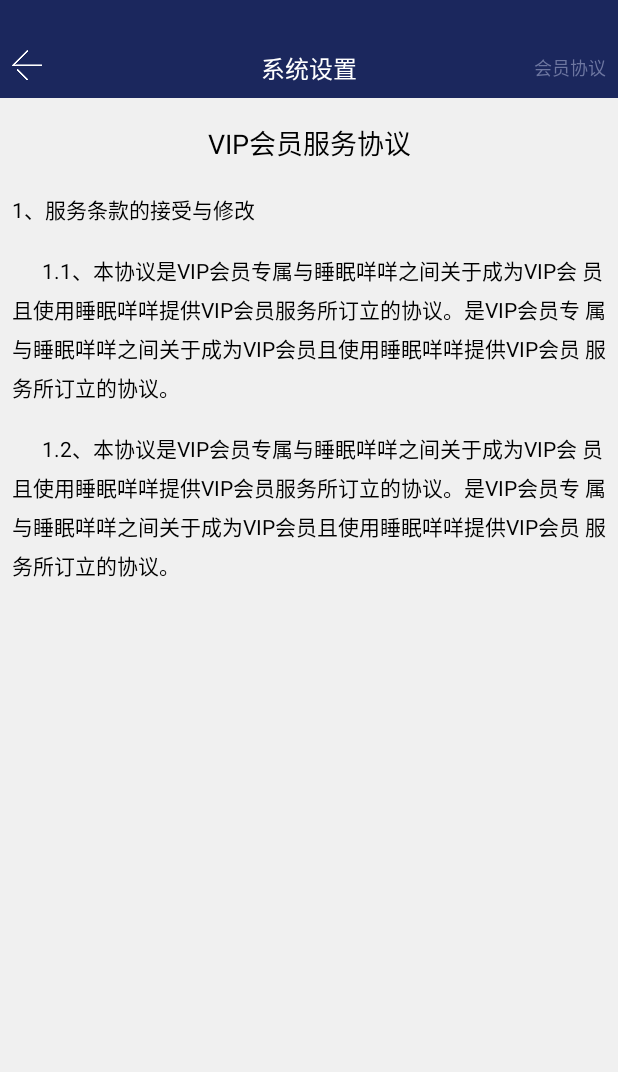
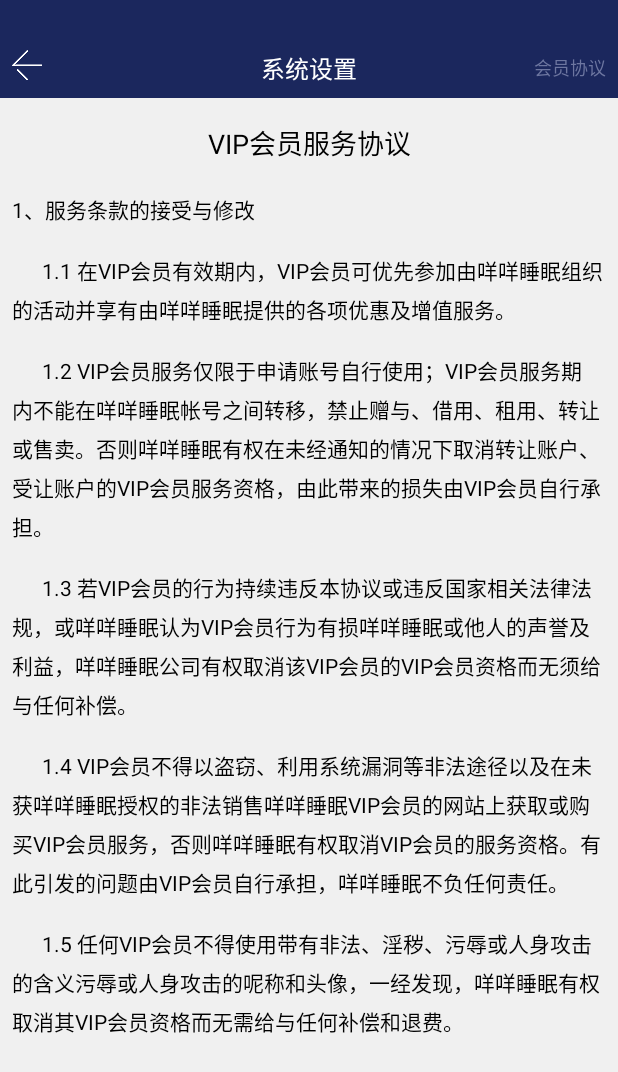
Before and after one commit to YangChengTeam/sleepmm, an Android app: the VipProtocolActivity screen opened directly, with no data from a screen before it, on a phone screen of 412 x 824 dp. Shown: the top 1072 px of the screen. Run offline under Robolectric (Android 15) with nearby library versions, the phone set to English and light mode, and no system bars; our stand-ins replace ButterKnife; libraries missing offline, so code that uses them is left out: com.blankj.utilcode, com.jakewharton.rxbinding, com.umeng.analytics, com.vondear.rxtools, rx.functions; 3 statements that could not run were skipped.

Commit message:
再一次提交

```diff
--- a/app/src/main/java/com/yc/sleepmm/base/constant/BaseNetConstant.java
+++ b/app/src/main/java/com/yc/sleepmm/base/constant/BaseNetConstant.java
@@ -5,8 +5,8 @@ package com.yc.sleepmm.base.constant;
  */
 
 public interface BaseNetConstant {
-    boolean IS_DEBUG = true;
+    boolean IS_DEBUG = false;
     String DEBUG_HOST = "http://api.sleep.slpi1.com/v1/";
-    String BASE_HOST = "";
+    String BASE_HOST = "http://sleep.bshu.com/v1/";
 
 }
--- a/app/src/main/java/com/yc/sleepmm/index/adapter/HomeMusicListAdapter.java
+++ b/app/src/main/java/com/yc/sleepmm/index/adapter/HomeMusicListAdapter.java
@@ -45,8 +45,7 @@ public class HomeMusicListAdapter extends BaseQuickAdapter<MusicInfo, BaseViewHo
             helper.setText(R.id.tv_item_name, item.getTitle())
                     .setText(R.id.tv_item_play_count, item.getPlay_num())
                     .setText(R.id.tv_item_num, (helper.getAdapterPosition() + 1) + "")
-                    .setText(R.id.tv_item_durtion, (DateUtil.getTimeLengthString((int) (second))))
-                    .addOnClickListener(R.id.btn_play);
+                    .setText(R.id.tv_item_durtion, (DateUtil.getTimeLengthString((int) (second))));
             switch (item.getPlauStatus()) {
                 //缓冲中
                 case PlayerStatus.PLAYER_STATUS_ASYNCPREPARE:
--- a/app/src/main/java/com/yc/sleepmm/index/ui/fragment/IndexFragment.java
+++ b/app/src/main/java/com/yc/sleepmm/index/ui/fragment/IndexFragment.java
@@ -141,7 +141,7 @@ public class IndexFragment extends BaseFragment<IndexMusicPresenter> implements
             mView_pager.setOffscreenPageLimit(data.size());
             mView_pager.setAdapter(fragmentPagerAdapter);
             mView_pager.setCurrentItem(0);
-            tab_layout.setTabMode(TabLayout.MODE_SCROLLABLE);
+            tab_layout.setTabMode(TabLayout.MODE_FIXED);
             tab_layout.setupWithViewPager(mView_pager);
         }
     }
--- a/app/src/main/java/com/yc/sleepmm/index/ui/presenter/IndexMusicTypeDetailPresenter.java
+++ b/app/src/main/java/com/yc/sleepmm/index/ui/presenter/IndexMusicTypeDetailPresenter.java
@@ -51,7 +51,7 @@ public class IndexMusicTypeDetailPresenter extends BasePresenter<IndexMusicTypeD
             @Override
             public void onNext(ResultInfo<List<MusicInfo>> listResultInfo) {
                 if (listResultInfo != null && listResultInfo.code == HttpConfig.STATUS_OK) {
-                    if (listResultInfo.data != null) {
+                    if (listResultInfo.data != null && listResultInfo.data.size() > 0) {
                         mView.hide();
                         mView.showMusicInfos(listResultInfo.data);
                     } else {
--- a/app/src/main/java/com/yc/sleepmm/setting/constants/BusAction.java
+++ b/app/src/main/java/com/yc/sleepmm/setting/constants/BusAction.java
@@ -8,4 +8,8 @@ public class BusAction {
 
     public static final String GET_PICTURE = "get_picture";
     public static final String LOGIN_COMPER = "login_comper";
+
+
+    public static final String PAY_SUCCESS = "pay_success";
+
 }
--- a/app/src/main/java/com/yc/sleepmm/setting/ui/activity/SystemSettingActivity.java
+++ b/app/src/main/java/com/yc/sleepmm/setting/ui/activity/SystemSettingActivity.java
@@ -12,6 +12,7 @@ import com.blankj.utilcode.util.SPUtils;
 import com.hwangjr.rxbus.RxBus;
 import com.jakewharton.rxbinding.view.RxView;
 import com.kk.utils.ToastUtil;
+import com.music.player.lib.util.ToastUtils;
 import com.yc.sleepmm.R;
 import com.yc.sleepmm.base.APP;
 import com.yc.sleepmm.base.view.BaseActivity;
@@ -78,7 +79,7 @@ public class SystemSettingActivity extends BaseActivity<SystemSettingPresenter>
                 APP.getInstance().setUserData(null, true);
                 RxBus.get().post(Constant.RX_LOGIN_SUCCESS, "logout");
                 btnLogout.setVisibility(View.GONE);
-                ToastUtil.toast(SystemSettingActivity.this, "成功退出");
+                ToastUtils.showCenterToast("成功退出");
             }
         });
 
@@ -87,7 +88,7 @@ public class SystemSettingActivity extends BaseActivity<SystemSettingPresenter>
             public void call(Void aVoid) {
                 if (mPresenter.clearCache()) {
                     tvCache.setText("0KB");
-                    ToastUtil.toast(SystemSettingActivity.this, "缓存清除成功");
+                    ToastUtils.showCenterToast("缓存清除成功");
                 }
 
             }
--- a/app/src/main/java/com/yc/sleepmm/vip/bean/GoodsInfo.java
+++ b/app/src/main/java/com/yc/sleepmm/vip/bean/GoodsInfo.java
@@ -17,7 +17,7 @@ public class GoodsInfo {
     public String m_price;// 优惠价
     public String vip_price;// 会员价
     public String unit;// 单位
-    public int use_time_limit;// 有效时长
+    public String use_time_limit;// 有效时长
     public int sort;// 排序
     public int status;// 状态
     public String pay_price;//支付价格
--- a/app/src/main/res/layout/activity_sleep_detail.xml
+++ b/app/src/main/res/layout/activity_sleep_detail.xml
@@ -13,7 +13,6 @@
         android:id="@+id/ll_container"
         android:layout_width="match_parent"
         android:layout_height="match_parent"
-
         android:orientation="vertical">
 
         <View
--- a/app/src/main/res/layout/activity_vip_protocol.xml
+++ b/app/src/main/res/layout/activity_vip_protocol.xml
@@ -38,10 +38,7 @@
                 android:layout_height="wrap_content"
                 android:layout_marginTop="@dimen/dp_20"
                 android:lineSpacingExtra="@dimen/dp_5"
-                android:text="      1.1、本协议是VIP会员专属与睡眠咩咩之间关于成为VIP会
-员且使用睡眠咩咩提供VIP会员服务所订立的协议。是VIP会员专
-属与睡眠咩咩之间关于成为VIP会员且使用睡眠咩咩提供VIP会员
-服务所订立的协议。"
+                android:text="      1.1 在VIP会员有效期内，VIP会员可优先参加由咩咩睡眠组织的活动并享有由咩咩睡眠提供的各项优惠及增值服务。"
                 android:textColor="@color/black" />
 
 
@@ -50,10 +47,31 @@
                 android:layout_height="wrap_content"
                 android:layout_marginTop="@dimen/dp_20"
                 android:lineSpacingExtra="@dimen/dp_5"
-                android:text="      1.2、本协议是VIP会员专属与睡眠咩咩之间关于成为VIP会
-员且使用睡眠咩咩提供VIP会员服务所订立的协议。是VIP会员专
-属与睡眠咩咩之间关于成为VIP会员且使用睡眠咩咩提供VIP会员
-服务所订立的协议。"
+                android:text="      1.2 VIP会员服务仅限于申请账号自行使用；VIP会员服务期内不能在咩咩睡眠帐号之间转移，禁止赠与、借用、租用、转让或售卖。否则咩咩睡眠有权在未经通知的情况下取消转让账户、受让账户的VIP会员服务资格，由此带来的损失由VIP会员自行承担。"
+                android:textColor="@color/black" />
+
+            <TextView
+                android:layout_width="wrap_content"
+                android:layout_height="wrap_content"
+                android:layout_marginTop="@dimen/dp_20"
+                android:lineSpacingExtra="@dimen/dp_5"
+                android:text="      1.3 若VIP会员的行为持续违反本协议或违反国家相关法律法规，或咩咩睡眠认为VIP会员行为有损咩咩睡眠或他人的声誉及利益，咩咩睡眠公司有权取消该VIP会员的VIP会员资格而无须给与任何补偿。"
+                android:textColor="@color/black" />
+
+            <TextView
+                android:layout_width="wrap_content"
+                android:layout_height="wrap_content"
+                android:layout_marginTop="@dimen/dp_20"
+                android:lineSpacingExtra="@dimen/dp_5"
+                android:text="      1.4 VIP会员不得以盗窃、利用系统漏洞等非法途径以及在未获咩咩睡眠授权的非法销售咩咩睡眠VIP会员的网站上获取或购买VIP会员服务，否则咩咩睡眠有权取消VIP会员的服务资格。有此引发的问题由VIP会员自行承担，咩咩睡眠不负任何责任。"
+                android:textColor="@color/black" />
+
+            <TextView
+                android:layout_width="wrap_content"
+                android:layout_height="wrap_content"
+                android:layout_marginTop="@dimen/dp_20"
+                android:lineSpacingExtra="@dimen/dp_5"
+                android:text="      1.5 任何VIP会员不得使用带有非法、淫秽、污辱或人身攻击的含义污辱或人身攻击的呢称和头像，一经发现，咩咩睡眠有权取消其VIP会员资格而无需给与任何补偿和退费。"
                 android:textColor="@color/black" />
         </LinearLayout>
     </LinearLayout>
--- a/app/src/main/res/layout/fragment_login.xml
+++ b/app/src/main/res/layout/fragment_login.xml
@@ -41,6 +41,7 @@
                 android:id="@+id/et_account"
                 style="@style/LoginEditTextInputStyle"
                 android:layout_weight="1"
+                android:maxLength="11"
                 android:inputType="number|textMultiLine"
                 android:hint="请输入手机号"/>
             <ImageView
--- a/app/src/main/res/layout/fragment_setting.xml
+++ b/app/src/main/res/layout/fragment_setting.xml
@@ -55,9 +55,9 @@
                         android:layout_height="@dimen/dp_25"
                         android:background="@drawable/vip_state_bg"
                         android:gravity="center"
+                        android:paddingBottom="@dimen/dp_2"
+                        android:paddingTop="@dimen/dp_2"
                         android:text="已开通"
-                        android:paddingTop="@dimen/dp_2"
-                        android:paddingBottom="@dimen/dp_2"
                         android:textColor="@color/white"
                         android:textSize="@dimen/text_12" />
 
@@ -163,6 +163,7 @@
         android:layout_height="wrap_content"
         android:layout_marginBottom="@dimen/dp_15"
         android:layout_marginTop="@dimen/dp_15"
+        android:visibility="gone"
         app:icon="@mipmap/individuality_skin"
         app:title="@string/individuality_skin" />
 
```
Also changed, not shown: app/src/main/java/com/yc/sleepmm/base/view/StateView.java (+12 -6 lines), app/src/main/java/com/yc/sleepmm/index/ui/fragment/HomeMusicListFragment.java (+1 -12 lines), app/src/main/java/com/yc/sleepmm/setting/constants/Config.java (added, +9 -0 lines), app/src/main/java/com/yc/sleepmm/vip/ui/activity/VipActivity.java (+39 -2 lines), app/src/main/res/layout/activity_vip.xml (+10 -3 lines), app/src/main/res/layout/sleep_detail_head.xml (+13 -12 lines).
